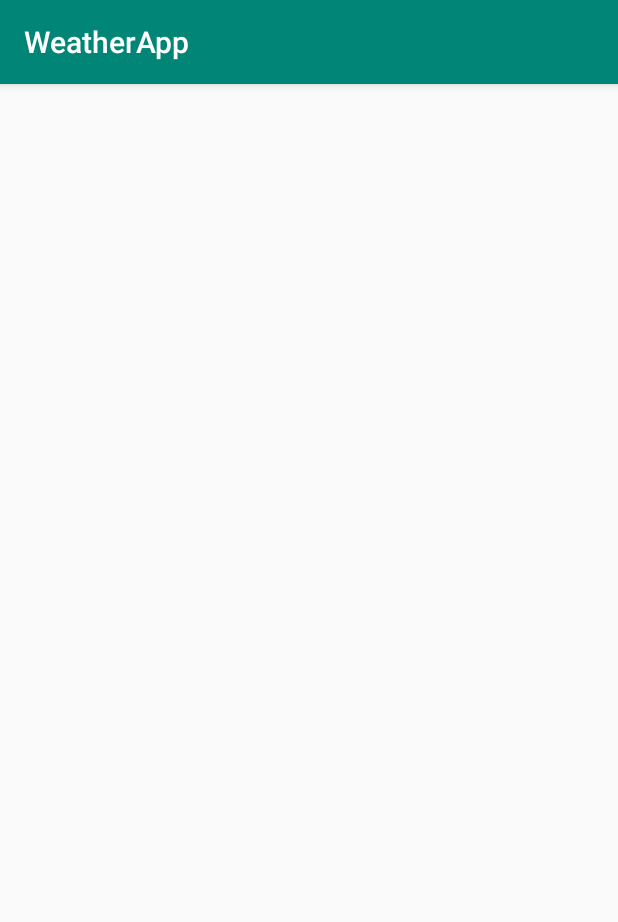
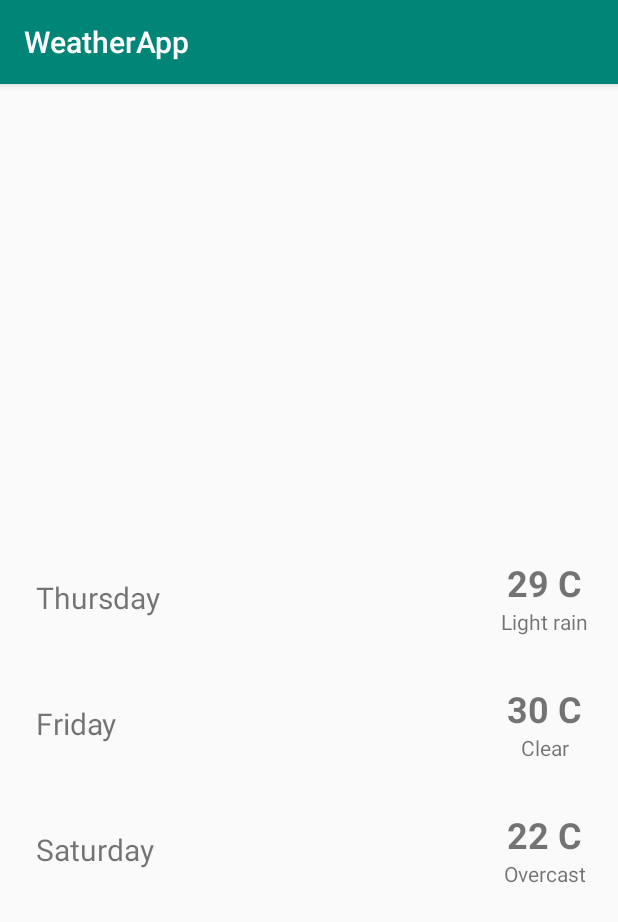
Before and after one commit to hskrishandi/weather-app, an Android app: the screen it shows after launch (MainActivity), on a phone screen of 412 x 824 dp. Shown: the top 922 px of the screen. Run offline under Robolectric (Android 15) with nearby library versions, the light colour scheme and no system bars.

Commit message:
Make recycler view adapter for forecast

```diff
--- a/app/src/main/java/com/hskris/weatherapp/MainActivity.kt
+++ b/app/src/main/java/com/hskris/weatherapp/MainActivity.kt
@@ -2,11 +2,66 @@ package com.hskris.weatherapp
 
 import androidx.appcompat.app.AppCompatActivity
 import android.os.Bundle
+import android.view.LayoutInflater
+import android.view.View
+import android.view.ViewGroup
+import android.widget.TextView
+import androidx.recyclerview.widget.LinearLayoutManager
+import androidx.recyclerview.widget.RecyclerView
+import com.hskris.weatherapp.data.models.Forecast
+import kotlinx.android.synthetic.main.activity_main.*
+import java.util.*
 
 class MainActivity : AppCompatActivity() {
 
     override fun onCreate(savedInstanceState: Bundle?) {
         super.onCreate(savedInstanceState)
         setContentView(R.layout.activity_main)
+
+        val weathers = listOf(
+            Forecast(Date(1562263200000), 29.6, 75, "Rain", "Light rain"),
+            Forecast(Date(1562349600000), 30.2, 75, "Rain", "Clear"),
+            Forecast(Date(1562436000000), 22.5, 75, "Rain", "Overcast")
+        )
+
+        recyclerViewForecast.layoutManager = LinearLayoutManager(this)
+        recyclerViewForecast.adapter = ForecastAdapter(weathers)
     }
 }
+
+class ForecastAdapter(val items: List<Forecast>) : RecyclerView.Adapter<ForecastAdapter.ForecastItem>(){
+
+    private val calendar = Calendar.getInstance()
+
+    override fun onCreateViewHolder(parent: ViewGroup, viewType: Int): ForecastItem {
+        return ForecastItem(
+            LayoutInflater
+                .from(parent.context)
+                .inflate(R.layout.forecast_row, parent, false)
+        )
+    }
+
+    override fun getItemCount(): Int {
+        return items.size
+    }
+
+    override fun onBindViewHolder(holder: ForecastItem, position: Int) {
+        val item = items[position]
+
+        val date = item.date
+        calendar.setTime(date)
+        holder.day.text = calendar.getDisplayName(Calendar.DAY_OF_WEEK, Calendar.LONG, Locale.US)?.toString()
+
+        val temp = item.temp.toInt().toString() + " C"
+        holder.temp.text = temp
+
+        holder.desc.text = item.description
+    }
+
+
+    class ForecastItem(itemView: View): RecyclerView.ViewHolder(itemView) {
+        val day: TextView = itemView.findViewById(R.id.textViewDay)
+        val temp: TextView = itemView.findViewById(R.id.textViewTemp)
+        val desc: TextView = itemView.findViewById(R.id.textViewDescription)
+    }
+}
```
